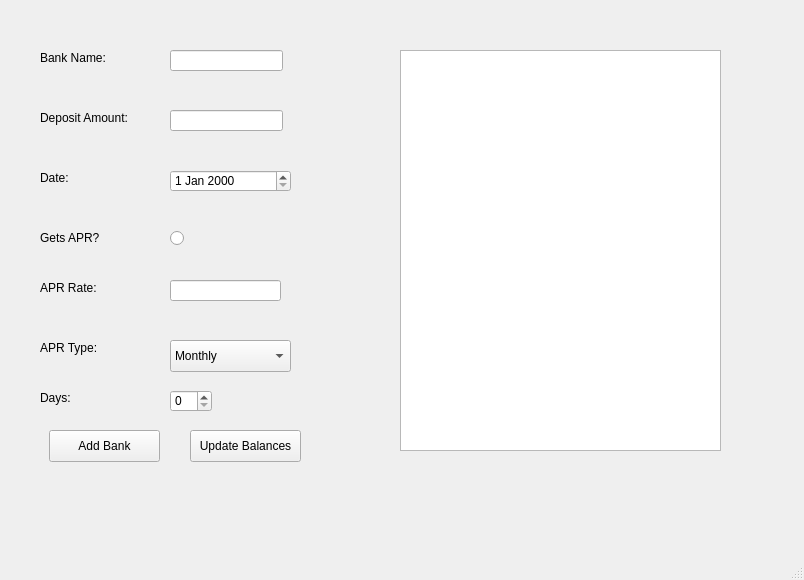
Above: form.ui from Devel-ash/Expense-tracker before the change. Below: the same form after it.
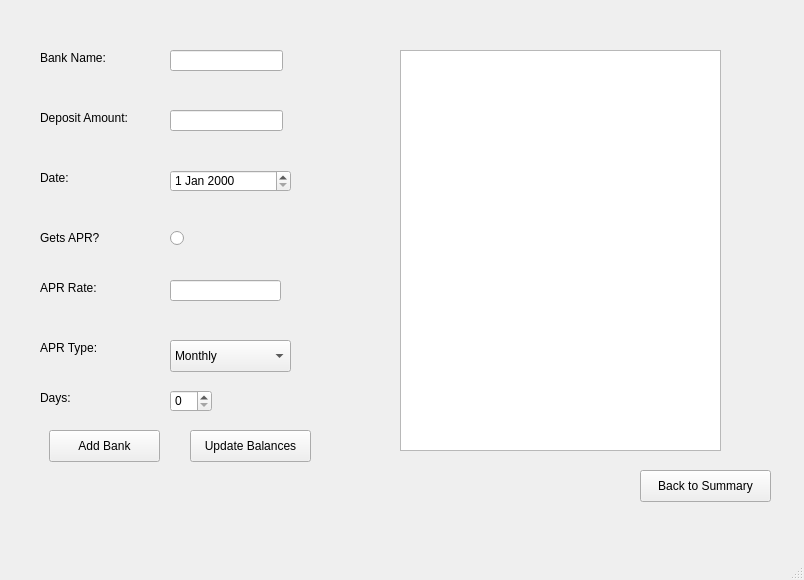
That is the form after the change. The open tabs and pages were chosen to show the change.

Commit message: added back to summary buttons and changed the window title

```diff
--- a/form.ui
+++ b/form.ui
@@ -211,7 +211,7 @@
        <rect>
         <x>190</x>
         <y>430</y>
-        <width>111</width>
+        <width>121</width>
         <height>32</height>
        </rect>
       </property>
@@ -377,6 +377,19 @@
        </rect>
       </property>
      </widget>
+     <widget class="QPushButton" name="back_to_summary_bank_account_button">
+      <property name="geometry">
+       <rect>
+        <x>640</x>
+        <y>470</y>
+        <width>131</width>
+        <height>32</height>
+       </rect>
+      </property>
+      <property name="text">
+       <string>Back to Summary</string>
+      </property>
+     </widget>
     </widget>
     <widget class="QWidget" name="summary">
      <widget class="QLabel" name="summary_label">
```
Left out of the diff: 15 changed lines with no effect on the pictures. The commit also changes 1 other file.
